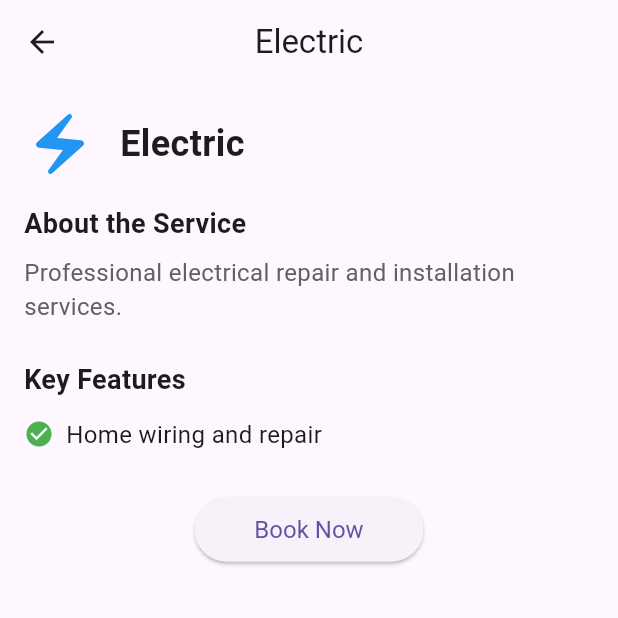
After one commit to sanjay-padanilam/home_maintanance_app, a Flutter app: the screen it shows after launch, after a tap on "Electric", on a phone screen of 412 x 824 dp, the top half of it. The commit adds this screen. Run offline on Flutter 3.47's test engine with Material 3 defaults, Android fonts, the light colour scheme and no system bars; our stand-ins replace carousel_slider.

Commit message:
service_details_Screen

```diff
--- a/lib/dummydb.dart
+++ b/lib/dummydb.dart
@@ -5,18 +5,44 @@ class Dummydb {
     {
       'name': 'Electric',
       'icon': Icons.electric_bolt,
+      'description':
+          'Professional electrical repair and installation services.',
+      'features': [
+        'Home wiring and repair',
+        'Electrical panel upgrades',
+        'Emergency troubleshooting',
+      ],
     },
     {
       'name': 'Plumbing',
       'icon': Icons.plumbing,
+      'description':
+          'Comprehensive plumbing solutions for homes and businesses.',
+      'features': [
+        'Leak detection and repair',
+        'Water heater installation',
+        'Drain cleaning services',
+      ],
     },
     {
       'name': 'Cleaning',
       'icon': Icons.cleaning_services,
+      'description': 'Efficient and eco-friendly cleaning services.',
+      'features': [
+        'Residential cleaning',
+        'Office cleaning',
+        'Move-in and move-out cleaning',
+      ],
     },
     {
       'name': 'Repairing',
       'icon': Icons.build,
+      'description': 'Expert repair services for various household items.',
+      'features': [
+        'Furniture repair',
+        'Appliance maintenance',
+        'Custom repair solutions',
+      ],
     },
   ];
 }
--- a/lib/view/homescreen/homescreen.dart
+++ b/lib/view/homescreen/homescreen.dart
@@ -3,6 +3,7 @@ import 'package:flutter/material.dart';
 import 'package:home_maintanance_app/dummydb.dart';
 import 'package:home_maintanance_app/view/homescreen/widgets/Service_tile.dart';
 import 'package:home_maintanance_app/view/homescreen/widgets/recentwork_card.dart';
+import 'package:home_maintanance_app/view/service_Details_Screen/service_details_Screen.dart';
 
 class HomeScreen extends StatelessWidget {
   @override
@@ -32,9 +33,25 @@ class HomeScreen extends StatelessWidget {
                 itemCount: Dummydb.services.length,
                 gridDelegate: SliverGridDelegateWithFixedCrossAxisCount(
                     crossAxisCount: 4),
-                itemBuilder: (context, index) => ServiceTile(
-                    Dummydb.services[index]["name"],
-                    Dummydb.services[index]["icon"]),
+                itemBuilder: (context, index) => InkWell(
+                  onTap: () {
+                    Navigator.push(
+                        context,
+                        MaterialPageRoute(
+                          builder: (context) => ServiceDetailsScreen(
+                            serviceName: Dummydb.services[index]['name'],
+                            serviceIcon: Dummydb.services[index]['icon'],
+                            serviceDescription: Dummydb.services[index]
+                                ['description'],
+                            features: [
+                              Dummydb.services[index]['features'][index]
+                            ],
+                          ),
+                        ));
+                  },
+                  child: ServiceTile(Dummydb.services[index]["name"],
+                      Dummydb.services[index]["icon"]),
+                ),
               )),
           // Top Deals Slider
           Padding(
--- /dev/null
+++ b/lib/view/service_Details_Screen/service_details_Screen.dart
@@ -0,0 +1,123 @@
+import 'package:flutter/material.dart';
+
+class ServiceDetailsScreen extends StatelessWidget {
+  final String serviceName;
+  final IconData serviceIcon;
+  final String serviceDescription;
+  final List<String> features;
+
+  ServiceDetailsScreen({
+    required this.serviceName,
+    required this.serviceIcon,
+    required this.serviceDescription,
+    required this.features,
+  });
+
+  @override
+  Widget build(BuildContext context) {
+    return Scaffold(
+      appBar: AppBar(
+        title: Text(serviceName),
+        centerTitle: true,
+      ),
+      body: Padding(
+        padding: const EdgeInsets.all(16.0),
+        child: SingleChildScrollView(
+          child: Column(
+            crossAxisAlignment: CrossAxisAlignment.start,
+            children: [
+              // Header Section
+              Row(
+                children: [
+                  Icon(serviceIcon, size: 48, color: Colors.blue),
+                  SizedBox(width: 16),
+                  Expanded(
+                    child: Text(
+                      serviceName,
+                      style: TextStyle(
+                        fontSize: 24,
+                        fontWeight: FontWeight.bold,
+                      ),
+                    ),
+                  ),
+                ],
+              ),
+              SizedBox(height: 16),
+
+              // Description Section
+              Text(
+                "About the Service",
+                style: TextStyle(
+                  fontSize: 18,
+                  fontWeight: FontWeight.w600,
+                ),
+              ),
+              SizedBox(height: 8),
+              Text(
+                serviceDescription,
+                style: TextStyle(fontSize: 16, color: Colors.grey[700]),
+              ),
+              SizedBox(height: 24),
+
+              // Features Section
+              Text(
+                "Key Features",
+                style: TextStyle(
+                  fontSize: 18,
+                  fontWeight: FontWeight.w600,
+                ),
+              ),
+              SizedBox(height: 8),
+              ...features.map((feature) => Padding(
+                    padding: const EdgeInsets.symmetric(vertical: 4.0),
+                    child: Row(
+                      children: [
+                        Icon(Icons.check_circle, color: Colors.green, size: 20),
+                        SizedBox(width: 8),
+                        Expanded(
+                          child: Text(
+                            feature,
+                            style: TextStyle(fontSize: 16),
+                          ),
+                        ),
+                      ],
+                    ),
+                  )),
+              SizedBox(height: 24),
+
+              // Action Button
+              Center(
+                child: ElevatedButton(
+                  onPressed: () {
+                    // Add functionality for booking or contacting
+                  },
+                  child: Text("Book Now"),
+                  style: ElevatedButton.styleFrom(
+                    padding: EdgeInsets.symmetric(horizontal: 40, vertical: 12),
+                    textStyle: TextStyle(fontSize: 16),
+                  ),
+                ),
+              ),
+            ],
+          ),
+        ),
+      ),
+    );
+  }
+}
+
+// void main() {
+//   runApp(MaterialApp(
+//     home: ServiceDetailsScreen(
+//       serviceName: "Plumbing",
+//       serviceIcon: Icons.plumbing,
+//       serviceDescription: "Professional plumbing services for all your needs. We handle repairs, installations, and maintenance with precision and care.",
+//       features: [
+//         "24/7 Availability",
+//         "Experienced Professionals",
+//         "Affordable Pricing",
+//         "Guaranteed Quality",
+//       ],
+//     ),
+//   ));
+// }
```
